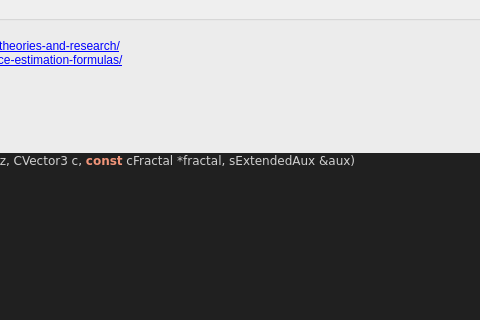
Before: the Qt Designer form mandelbulber2/formula/ui/fractal_benesi_pine_tree.ui in buddhi1980/mandelbulber2, drawn with Qt 5; both pictures show x 253 to 733 and y 124 to 444 of the 898 by 876 pixel window.
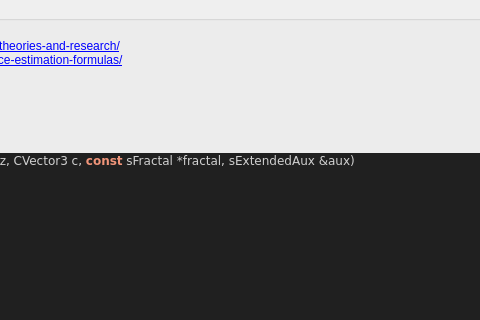
After: the same form once the commit is applied. Custom widgets are drawn as their Qt base class.

What changed in the file:
```diff
--- a/mandelbulber2/formula/ui/fractal_benesi_pine_tree.ui
+++ b/mandelbulber2/formula/ui/fractal_benesi_pine_tree.ui
@@ -278,7 +278,7 @@
 &lt;/table&gt;
 &lt;br&gt;&lt;b&gt;Examples using this formula&lt;/b&gt;&lt;br&gt;benesi_pine_tree_001.fract&lt;h3&gt;Code&lt;/h3&gt;
 &lt;body style=&quot;background-color:#202020&quot;&gt;
-&lt;pre style=&quot;color:#d0d0d0; background-color:#202020;  font-family:'Courier New',monospace;&quot;&gt;&lt;span style=&quot;color:#f09479; font-weight:bold&quot;&gt;void&lt;/span&gt; &lt;span style=&quot;color:#e47eed&quot;&gt;BenesiPineTreeIteration&lt;/span&gt;&lt;span style=&quot;color:#d0d0d0&quot;&gt;(&lt;/span&gt;CVector3 &lt;span style=&quot;color:#d0d0d0&quot;&gt;&amp;amp;&lt;/span&gt;z&lt;span style=&quot;color:#d0d0d0&quot;&gt;,&lt;/span&gt; CVector3 c&lt;span style=&quot;color:#d0d0d0&quot;&gt;,&lt;/span&gt; &lt;span style=&quot;color:#f09479; font-weight:bold&quot;&gt;const&lt;/span&gt; cFractal &lt;span style=&quot;color:#d0d0d0&quot;&gt;*&lt;/span&gt;fractal&lt;span style=&quot;color:#d0d0d0&quot;&gt;,&lt;/span&gt; sExtendedAux &lt;span style=&quot;color:#d0d0d0&quot;&gt;&amp;amp;&lt;/span&gt;aux&lt;span style=&quot;color:#d0d0d0&quot;&gt;)&lt;/span&gt;
+&lt;pre style=&quot;color:#d0d0d0; background-color:#202020;  font-family:'Courier New',monospace;&quot;&gt;&lt;span style=&quot;color:#f09479; font-weight:bold&quot;&gt;void&lt;/span&gt; &lt;span style=&quot;color:#e47eed&quot;&gt;BenesiPineTreeIteration&lt;/span&gt;&lt;span style=&quot;color:#d0d0d0&quot;&gt;(&lt;/span&gt;CVector3 &lt;span style=&quot;color:#d0d0d0&quot;&gt;&amp;amp;&lt;/span&gt;z&lt;span style=&quot;color:#d0d0d0&quot;&gt;,&lt;/span&gt; CVector3 c&lt;span style=&quot;color:#d0d0d0&quot;&gt;,&lt;/span&gt; &lt;span style=&quot;color:#f09479; font-weight:bold&quot;&gt;const&lt;/span&gt; sFractal &lt;span style=&quot;color:#d0d0d0&quot;&gt;*&lt;/span&gt;fractal&lt;span style=&quot;color:#d0d0d0&quot;&gt;,&lt;/span&gt; sExtendedAux &lt;span style=&quot;color:#d0d0d0&quot;&gt;&amp;amp;&lt;/span&gt;aux&lt;span style=&quot;color:#d0d0d0&quot;&gt;)&lt;/span&gt;
 &lt;span style=&quot;color:#d0d0d0&quot;&gt;{&lt;/span&gt;
   CVector3 temp &lt;span style=&quot;color:#d0d0d0&quot;&gt;=&lt;/span&gt; z&lt;span style=&quot;color:#d0d0d0&quot;&gt;;&lt;/span&gt;
   aux&lt;span style=&quot;color:#d0d0d0&quot;&gt;.&lt;/span&gt;r &lt;span style=&quot;color:#d0d0d0&quot;&gt;=&lt;/span&gt; z&lt;span style=&quot;color:#d0d0d0&quot;&gt;.&lt;/span&gt;&lt;span style=&quot;color:#e47eed&quot;&gt;Length&lt;/span&gt;&lt;span style=&quot;color:#d0d0d0&quot;&gt;();&lt;/span&gt;
```
